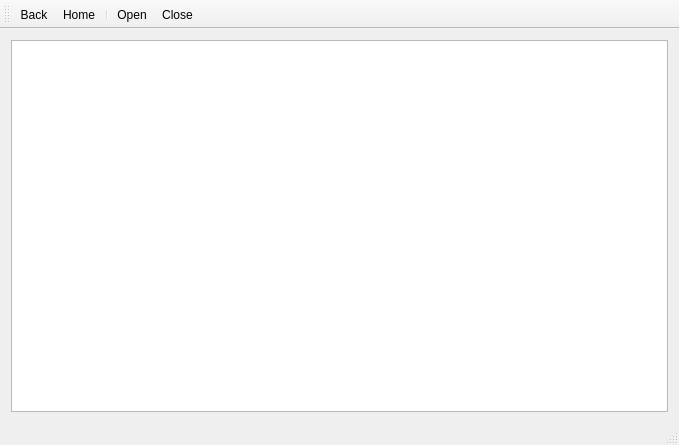
Old version of the form mainwindow.ui in the repository mbits-os/simple-profiler.
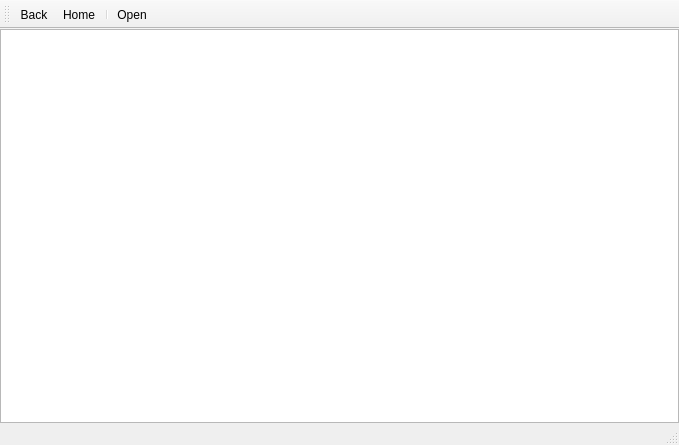
New version of the form. Icons and pictures are not drawn.

Diff of the .ui file:
```diff
--- a/mainwindow.ui
+++ b/mainwindow.ui
@@ -15,6 +15,18 @@
   </property>
   <widget class="QWidget" name="centralWidget">
    <layout class="QVBoxLayout" name="verticalLayout">
+    <property name="leftMargin">
+     <number>0</number>
+    </property>
+    <property name="topMargin">
+     <number>0</number>
+    </property>
+    <property name="rightMargin">
+     <number>0</number>
+    </property>
+    <property name="bottomMargin">
+     <number>0</number>
+    </property>
     <item>
      <widget class="QListView" name="listView"/>
     </item>
@@ -47,7 +59,6 @@
    <addaction name="actionHome"/>
    <addaction name="separator"/>
    <addaction name="actionOpen"/>
-   <addaction name="actionClose"/>
   </widget>
   <widget class="QStatusBar" name="statusBar"/>
   <action name="actionOpen">
```
Left out of the diff: 69 changed lines with no effect on the pictures.
